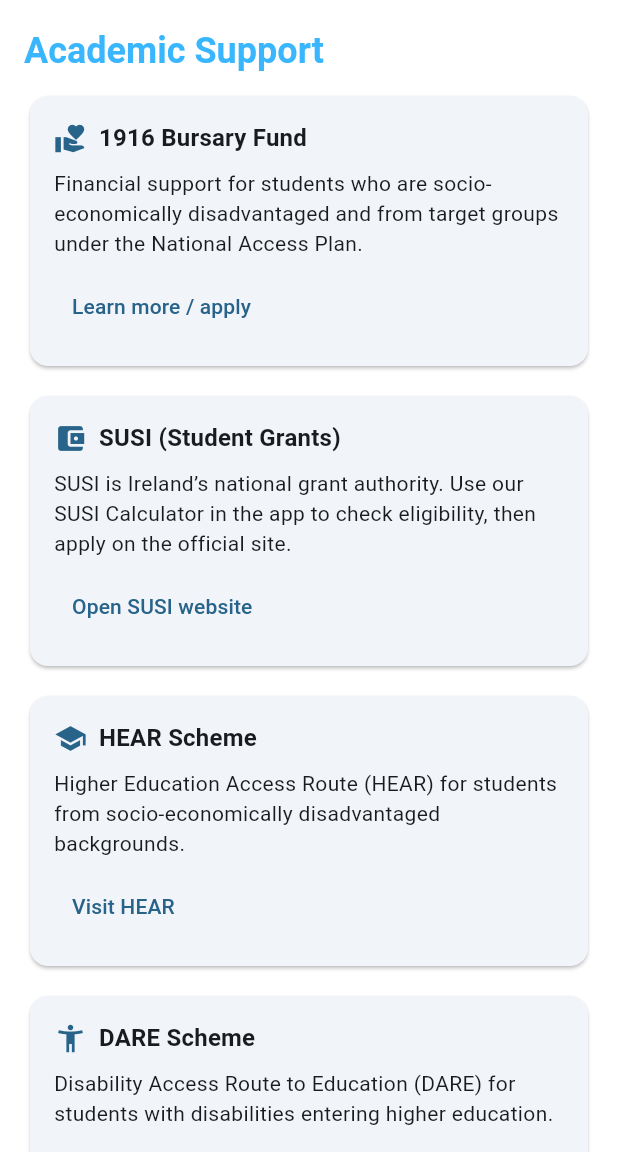
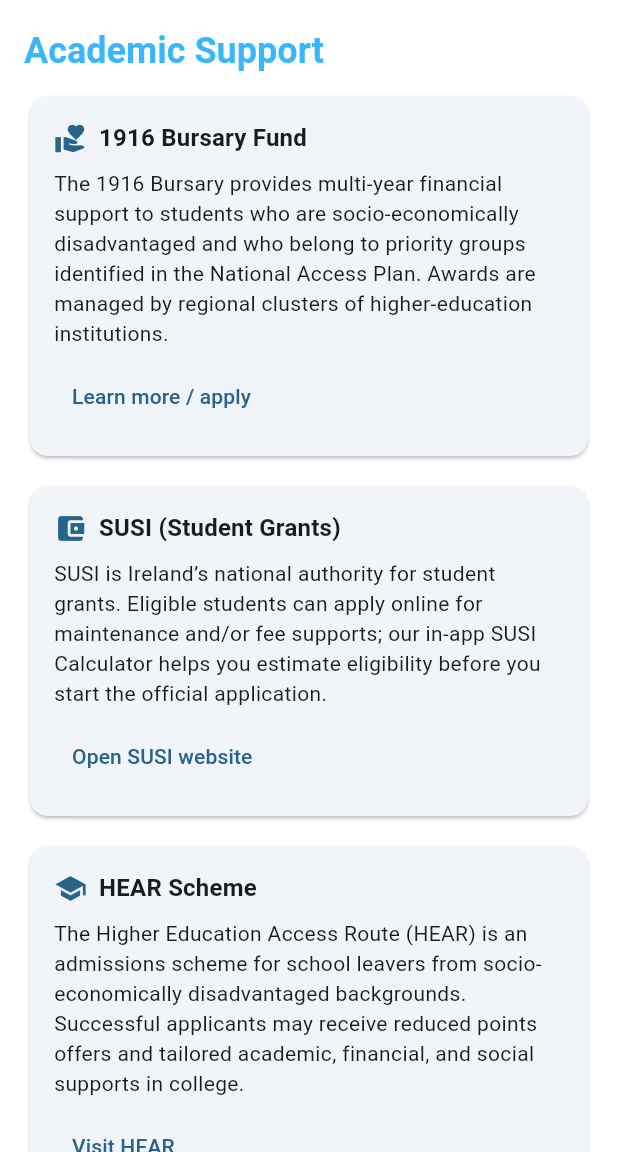
Before and after one commit to DannyPost/Edu_Eire, a Flutter app: the screen it shows once a user with an empty profile is signed in, in the side drawer, after a tap on "Help & Support", on a phone screen of 412 x 824 dp, the part 84-1236 px from its top. Run offline on Flutter 3.47's test engine with Material 3 defaults, Android fonts, the phone set to English and light mode, and no system bars; our stand-ins replace cloud_firestore, cloud_functions, csv, email_validator, file_picker, firebase_auth and 7 more; missing offline and left inert: dart:html, icalendar_parser; accounts and stored records are empty; network calls fail.

Commit message:
help: add HEAR/DARE + study tips cards to Academic Support

```diff
--- a/lib/help_page/help/help_page.dart
+++ b/lib/help_page/help/help_page.dart
@@ -86,7 +86,7 @@ class HelpPage extends StatelessWidget {
               icon: Icons.volunteer_activism,
               title: '1916 Bursary Fund',
               body:
-                  'Financial support for students who are socio-economically disadvantaged and from target groups under the National Access Plan.',
+                  'The 1916 Bursary provides multi-year financial support to students who are socio-economically disadvantaged and who belong to priority groups identified in the National Access Plan. Awards are managed by regional clusters of higher-education institutions.',
               actionText: 'Learn more / apply',
               url: 'https://1916bursary.ie/',
             ),
@@ -96,7 +96,7 @@ class HelpPage extends StatelessWidget {
               icon: Icons.account_balance_wallet,
               title: 'SUSI (Student Grants)',
               body:
-                  'SUSI is Ireland’s national grant authority. Use our SUSI Calculator in the app to check eligibility, then apply on the official site.',
+                  'SUSI is Ireland’s national authority for student grants. Eligible students can apply online for maintenance and/or fee supports; our in-app SUSI Calculator helps you estimate eligibility before you start the official application.',
               actionText: 'Open SUSI website',
               url: 'https://www.susi.ie/',
             ),
@@ -106,7 +106,7 @@ class HelpPage extends StatelessWidget {
               icon: Icons.school,
               title: 'HEAR Scheme',
               body:
-                  'Higher Education Access Route (HEAR) for students from socio-economically disadvantaged backgrounds.',
+                  'The Higher Education Access Route (HEAR) is an admissions scheme for school leavers from socio-economically disadvantaged backgrounds. Successful applicants may receive reduced points offers and tailored academic, financial, and social supports in college.',
               actionText: 'Visit HEAR',
               url: 'https://accesscollege.ie/hear/',
             ),
@@ -116,7 +116,7 @@ class HelpPage extends StatelessWidget {
               icon: Icons.accessibility_new,
               title: 'DARE Scheme',
               body:
-                  'Disability Access Route to Education (DARE) for students with disabilities entering higher education.',
+                  'The Disability Access Route to Education (DARE) is an admissions scheme for school leavers with verified, long-term disabilities. It offers consideration for reduced points entry and access to disability and learning supports throughout your studies.',
               actionText: 'Visit DARE',
               url: 'https://accesscollege.ie/dare/',
             ),
@@ -126,7 +126,7 @@ class HelpPage extends StatelessWidget {
               icon: Icons.menu_book,
               title: 'Study Tips & Essay Writing',
               body:
-                  'Practical techniques to study smarter and write stronger essays. Curated tips from Harvard.',
+                  'Build strong study habits and academic writing skills with trusted guidance (e.g., Harvard’s study strategies). Practical techniques can improve focus, retention, and the clarity of your assignments.',
               actionText: 'Open study tips',
               url:
                   'https://summer.harvard.edu/blog/top-10-study-tips-to-study-like-a-harvard-student/',
@@ -137,22 +137,11 @@ class HelpPage extends StatelessWidget {
               icon: Icons.health_and_safety,
               title: 'Mental Health & Wellbeing',
               body:
-                  'Free, confidential 24/7 supports are available via the HSE and your college counselling service.',
+                  'Free, confidential support is available 24/7 through HSE services and on-campus counselling. If you’re struggling, please reach out early—help is available.',
               actionText: 'HSE mental health services',
               url: 'https://www2.hse.ie/mental-health/',
             ),
             const SizedBox(height: 12),
-
-            const _SupportCard(
-              icon: Icons.mail_outline,
-              title: 'Contact Support',
-              body:
-                  'Have a question about grants, access routes, or wellbeing? Email us and we’ll point you in the right direction.',
-              actionText: 'Email support',
-              url:
-                  'mailto:support@example.com?subject=Academic%20Support&body=Hi%20team%2C%0A%0A',
-            ),
-            const SizedBox(height: 24),
             // ─────────────── END Academic Support (ADDED) ───────────────
 
             // FAQ header
```
